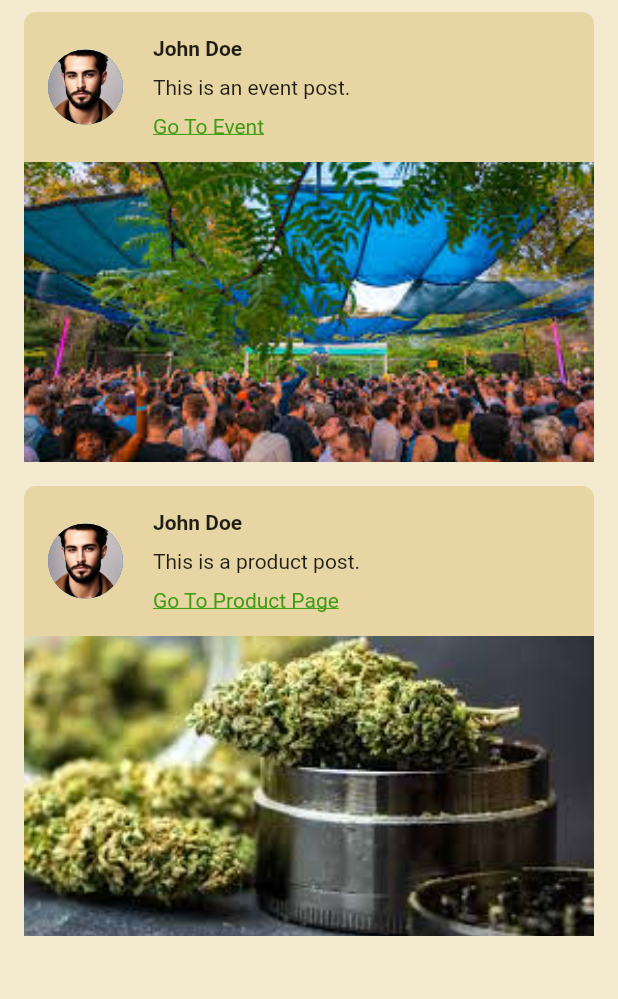
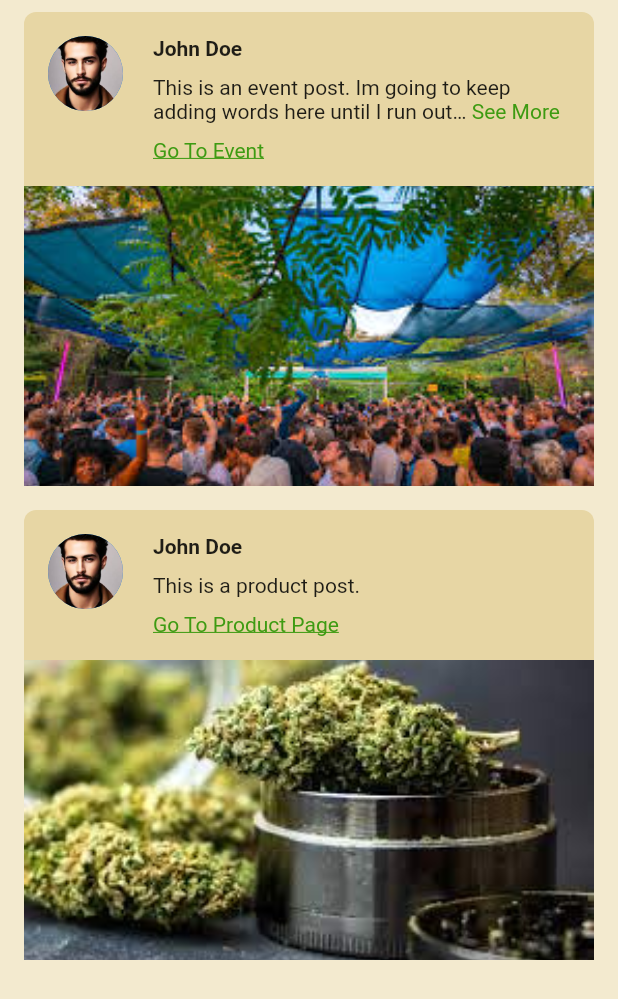
Before and after one commit to jfrazier1519/digital-marketing-demo, a Flutter app: the SuggestedFeedScreen screen opened directly, on a phone screen of 412 x 824 dp. Shown: the top 999 px of the screen. Run offline on Flutter 3.47's test engine with Material 2 defaults, Android fonts, the phone set to English and light mode, and no system bars; drawn by our look-alikes of expandable_text; our stand-ins replace bloc, flutter_bloc, loading_indicator; accounts and stored records are empty.

Commit message:
feat(home): add max size to post with expand

```diff
--- a/reefer_review_mobile/lib/bloc/feed_bloc/feed_bloc.dart
+++ b/reefer_review_mobile/lib/bloc/feed_bloc/feed_bloc.dart
@@ -15,5 +15,13 @@ class FeedBloc extends Bloc<FeedEvent, FeedState> {
       var posts = await postRepository.getPosts(feedType: event.feedType);
       emit(FeedLoaded(posts));
     });
+
+    on<ExpandPost>((event, emit) {
+      emit(PostExpanded(event.postId));
+    });
+
+    on<CollapsePost>((event, emit) {
+      emit(PostCollapsed(event.postId));
+    });
   }
 }
--- a/reefer_review_mobile/lib/bloc/feed_bloc/feed_event.dart
+++ b/reefer_review_mobile/lib/bloc/feed_bloc/feed_event.dart
@@ -8,3 +8,13 @@ class FetchPostsUsecase extends FeedEvent {
 
   FetchPostsUsecase(this.feedType);
 }
+
+class ExpandPost extends FeedEvent {
+  final int postId;
+  ExpandPost(this.postId);
+}
+
+class CollapsePost extends FeedEvent {
+  final int postId;
+  CollapsePost(this.postId);
+}
--- a/reefer_review_mobile/lib/bloc/feed_bloc/feed_state.dart
+++ b/reefer_review_mobile/lib/bloc/feed_bloc/feed_state.dart
@@ -12,3 +12,13 @@ class FeedLoaded extends FeedState {
 
   FeedLoaded(this.posts);
 }
+
+class PostExpanded extends FeedState {
+  final int postId;
+  PostExpanded(this.postId);
+}
+
+class PostCollapsed extends FeedState {
+  final int postId;
+  PostCollapsed(this.postId);
+}
--- a/reefer_review_mobile/lib/data/post/event_post.dart
+++ b/reefer_review_mobile/lib/data/post/event_post.dart
@@ -1,5 +1,6 @@
 import 'package:flutter/material.dart';
 import 'package:reefer_review_mobile/data/post/post.dart';
+import 'package:expandable_text/expandable_text.dart';
 import '../../presentation/shared/rounded_container.dart';
 import '../user.dart';
 
@@ -32,6 +33,7 @@ class EventPost extends Post {
           Padding(
             padding: const EdgeInsets.all(16.0),
             child: Row(
+              crossAxisAlignment: CrossAxisAlignment.start,
               children: [
                 CircleAvatar(
                   backgroundImage: AssetImage(author.profileImageUrl),
@@ -47,7 +49,13 @@ class EventPost extends Post {
                         style: const TextStyle(fontWeight: FontWeight.bold),
                       ),
                       const SizedBox(height: 10),
-                      Text(content),
+                      ExpandableText(
+                        content,
+                        expandText: 'See More',
+                        collapseText: 'See Less',
+                        maxLines: 2,
+                        linkColor: colorScheme.primary,
+                      ),
                       const SizedBox(height: 10),
                       GestureDetector(
                         onTap: () {
--- a/reefer_review_mobile/lib/data/post/general_post.dart
+++ b/reefer_review_mobile/lib/data/post/general_post.dart
@@ -1,5 +1,6 @@
 import 'package:flutter/material.dart';
 import 'package:reefer_review_mobile/data/post/post.dart';
+import 'package:expandable_text/expandable_text.dart'; // Import the expandable_text package
 import '../../presentation/shared/rounded_container.dart';
 import '../user.dart';
 
@@ -20,6 +21,9 @@ class GeneralPost extends Post {
 
   @override
   Widget displayContent(BuildContext context) {
+    var colorScheme =
+        Theme.of(context).colorScheme; // Get the current color scheme
+
     return RoundedContainer(
       child: Column(
         crossAxisAlignment: CrossAxisAlignment.start,
@@ -27,12 +31,14 @@ class GeneralPost extends Post {
           Padding(
             padding: const EdgeInsets.all(16.0),
             child: Row(
+              crossAxisAlignment:
+                  CrossAxisAlignment.start, // Aligns the avatar to the top
               children: [
                 CircleAvatar(
                   backgroundImage: AssetImage(author.profileImageUrl),
-                  radius: 25, // Updated radius
+                  radius: 25,
                 ),
-                const SizedBox(width: 20), // Updated space
+                const SizedBox(width: 20),
                 Expanded(
                   child: Column(
                     crossAxisAlignment: CrossAxisAlignment.start,
@@ -42,7 +48,13 @@ class GeneralPost extends Post {
                         style: const TextStyle(fontWeight: FontWeight.bold),
                       ),
                       const SizedBox(height: 10),
-                      Text(content),
+                      ExpandableText(
+                        content,
+                        expandText: 'See More',
+                        collapseText: 'See Less',
+                        maxLines: 2,
+                        linkColor: colorScheme.primary,
+                      ),
                     ],
                   ),
                 ),
@@ -51,11 +63,11 @@ class GeneralPost extends Post {
           ),
           image.isNotEmpty
               ? Container(
-                  height: 200, // Set the height
-                  width: double.infinity, // Stretch across the width
+                  height: 200,
+                  width: double.infinity,
                   child: Image.asset(
                     image,
-                    fit: BoxFit.cover, // Fit the image
+                    fit: BoxFit.cover,
                   ),
                 )
               : Container(),
--- a/reefer_review_mobile/lib/data/post/loyalty_post.dart
+++ b/reefer_review_mobile/lib/data/post/loyalty_post.dart
@@ -1,5 +1,6 @@
 import 'package:flutter/material.dart';
 import 'package:reefer_review_mobile/data/post/post.dart';
+import 'package:expandable_text/expandable_text.dart'; // Import the expandable_text package
 import '../../presentation/shared/rounded_container.dart';
 import '../user.dart';
 
@@ -32,6 +33,8 @@ class LoyaltyPost extends Post {
           Padding(
             padding: const EdgeInsets.all(16.0),
             child: Row(
+              crossAxisAlignment:
+                  CrossAxisAlignment.start, // Aligns the avatar to the top
               children: [
                 CircleAvatar(
                   backgroundImage: AssetImage(author.profileImageUrl),
@@ -47,7 +50,13 @@ class LoyaltyPost extends Post {
                         style: const TextStyle(fontWeight: FontWeight.bold),
                       ),
                       const SizedBox(height: 10),
-                      Text(content),
+                      ExpandableText(
+                        content,
+                        expandText: 'See More',
+                        collapseText: 'See Less',
+                        maxLines: 2,
+                        linkColor: colorScheme.primary,
+                      ),
                       const SizedBox(height: 10),
                       Row(
                         children: [
--- a/reefer_review_mobile/lib/data/post/product_post.dart
+++ b/reefer_review_mobile/lib/data/post/product_post.dart
@@ -1,5 +1,6 @@
 import 'package:flutter/material.dart';
 import 'package:reefer_review_mobile/data/post/post.dart';
+import 'package:expandable_text/expandable_text.dart'; // Import the expandable_text package
 import '../../presentation/shared/rounded_container.dart';
 import '../user.dart';
 
@@ -32,12 +33,14 @@ class ProductPost extends Post {
           Padding(
             padding: const EdgeInsets.all(16.0),
             child: Row(
+              crossAxisAlignment:
+                  CrossAxisAlignment.start, // Aligns the avatar to the top
               children: [
                 CircleAvatar(
                   backgroundImage: AssetImage(author.profileImageUrl),
-                  radius: 25, // Updated radius
+                  radius: 25,
                 ),
-                const SizedBox(width: 20), // Updated space
+                const SizedBox(width: 20),
                 Expanded(
                   child: Column(
                     crossAxisAlignment: CrossAxisAlignment.start,
@@ -47,7 +50,13 @@ class ProductPost extends Post {
                         style: const TextStyle(fontWeight: FontWeight.bold),
                       ),
                       const SizedBox(height: 10),
-                      Text(content),
+                      ExpandableText(
+                        content,
+                        expandText: 'See More',
+                        collapseText: 'See Less',
+                        maxLines: 2,
+                        linkColor: colorScheme.primary,
+                      ),
                       const SizedBox(height: 10),
                       GestureDetector(
                         onTap: () {
@@ -69,11 +78,11 @@ class ProductPost extends Post {
           ),
           image.isNotEmpty
               ? Container(
-                  height: 200, // Set the height
-                  width: double.infinity, // Stretch across the width
+                  height: 200,
+                  width: double.infinity,
                   child: Image.asset(
                     image,
-                    fit: BoxFit.cover, // Fit the image
+                    fit: BoxFit.cover,
                   ),
                 )
               : Container(),
--- a/reefer_review_mobile/lib/data/post/review_post.dart
+++ b/reefer_review_mobile/lib/data/post/review_post.dart
@@ -1,5 +1,6 @@
 import 'package:flutter/material.dart';
 import 'package:reefer_review_mobile/data/post/post.dart';
+import 'package:expandable_text/expandable_text.dart'; // Import the expandable_text package
 import '../../presentation/shared/rounded_container.dart';
 import '../user.dart';
 
@@ -32,6 +33,8 @@ class ReviewPost extends Post {
           Padding(
             padding: const EdgeInsets.all(16.0),
             child: Row(
+              crossAxisAlignment:
+                  CrossAxisAlignment.start, // Aligns the avatar to the top
               children: [
                 CircleAvatar(
                   backgroundImage: AssetImage(author.profileImageUrl),
@@ -47,7 +50,13 @@ class ReviewPost extends Post {
                         style: const TextStyle(fontWeight: FontWeight.bold),
                       ),
                       const SizedBox(height: 10),
-                      Text(content),
+                      ExpandableText(
+                        content,
+                        expandText: 'See More',
+                        collapseText: 'See Less',
+                        maxLines: 2,
+                        linkColor: colorScheme.primary,
+                      ),
                       const SizedBox(height: 10),
                       Row(
                         children: [
--- a/reefer_review_mobile/lib/repositories/post_repository.dart/fake_post_repository_impl.dart
+++ b/reefer_review_mobile/lib/repositories/post_repository.dart/fake_post_repository_impl.dart
@@ -32,7 +32,8 @@ class FakePostRepository implements PostRepository {
         postId: 2,
         author: dummyUser,
         date: DateTime.now(),
-        content: 'This is an event post.',
+        content:
+            'This is an event post. Im going to keep adding words here until I run out of things to say. Ill just keep going and going and going and going. alright. done now. hopefully. maybe? please be done',
         image: dummyEventPostImage,
         eventUrl: 'event_screen_route',
       ),
--- a/reefer_review_mobile/pubspec.yaml
+++ b/reefer_review_mobile/pubspec.yaml
@@ -10,6 +10,7 @@ dependencies:
   flutter:
     sdk: flutter
   loading_indicator: ^3.1.1
+  expandable_text: ^2.1.0
   bloc:
   flutter_bloc:
 
```
Also changed, not shown: reefer_review_mobile/pubspec.lock.
